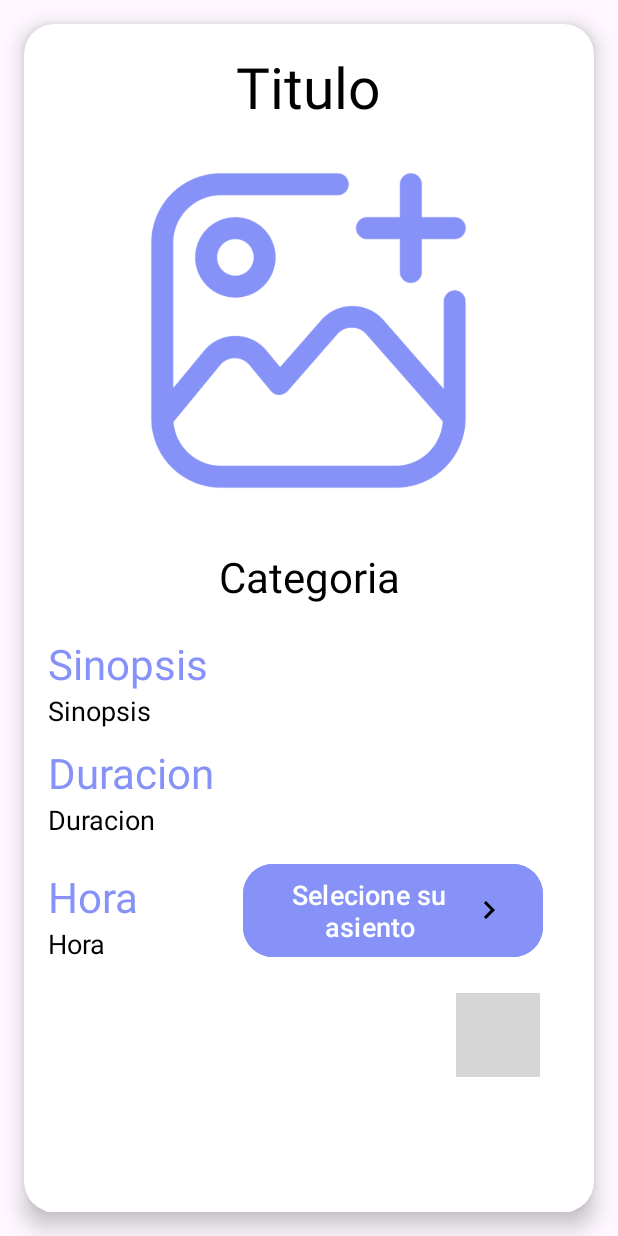
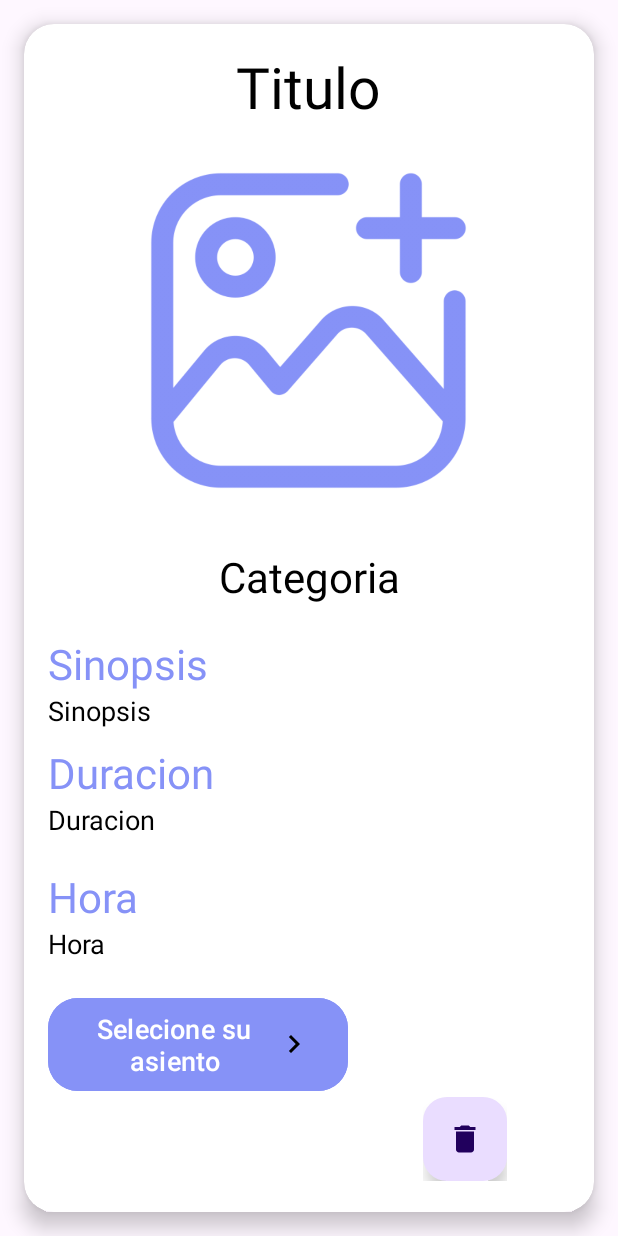
Before and after one commit to Ludwin-Castillo/Xperience, an Android app: the DetallesActivity screen opened directly, with no data from a screen before it, on a phone screen of 412 x 824 dp. Run offline under Robolectric (Android 15) with nearby library versions, the phone set to English and light mode, and no system bars; plain views replace FloatingActionButton, FloatingActionMenu; Roboto replaces fonts that are not available here; grey boxes are pictures that could not be loaded.

Commit message:
Diseño de boton

```diff
--- /dev/null
+++ b/app/src/main/res/drawable/baseline_delete_24.xml
@@ -0,0 +1,5 @@
+<vector android:height="24dp" android:tint="#FFFFFF"
+    android:viewportHeight="24" android:viewportWidth="24"
+    android:width="24dp" xmlns:android="http://schemas.android.com/apk/res/android">
+    <path android:fillColor="@android:color/white" android:pathData="M6,19c0,1.1 0.9,2 2,2h8c1.1,0 2,-0.9 2,-2V7H6v12zM19,4h-3.5l-1,-1h-5l-1,1H5v2h14V4z"/>
+</vector>
--- /dev/null
+++ b/app/src/main/res/drawable/baseline_format_list_bulleted_24.xml
@@ -0,0 +1,5 @@
+<vector android:autoMirrored="true" android:height="24dp"
+    android:tint="#3B669C" android:viewportHeight="24"
+    android:viewportWidth="24" android:width="24dp" xmlns:android="http://schemas.android.com/apk/res/android">
+    <path android:fillColor="@android:color/white" android:pathData="M4,10.5c-0.83,0 -1.5,0.67 -1.5,1.5s0.67,1.5 1.5,1.5 1.5,-0.67 1.5,-1.5 -0.67,-1.5 -1.5,-1.5zM4,4.5c-0.83,0 -1.5,0.67 -1.5,1.5S3.17,7.5 4,7.5 5.5,6.83 5.5,6 4.83,4.5 4,4.5zM4,16.5c-0.83,0 -1.5,0.68 -1.5,1.5s0.68,1.5 1.5,1.5 1.5,-0.68 1.5,-1.5 -0.67,-1.5 -1.5,-1.5zM7,19h14v-2L7,17v2zM7,13h14v-2L7,11v2zM7,5v2h14L21,5L7,5z"/>
+</vector>
--- a/app/src/main/res/layout/activity_detalles.xml
+++ b/app/src/main/res/layout/activity_detalles.xml
@@ -109,40 +109,34 @@
             android:text="Selecione su asiento"
             android:id="@+id/seleccionar"
             android:textSize="18sp"
-            android:layout_marginLeft="130dp"
             android:drawableEnd="@drawable/baseline_navigate_next_24"
             android:backgroundTint="@color/lavender"
-            android:layout_marginTop="-69dp"
+            android:layout_marginTop="20dp"
             app:cornerRadius="20dp"/>
-
-        <RelativeLayout
-            android:layout_width="match_parent"
-            android:layout_height="match_parent">
 
             <com.github.clans.fab.FloatingActionMenu
                 android:layout_width="wrap_content"
                 android:layout_height="wrap_content"
+                android:layout_alignParentEnd="true"
                 android:layout_alignParentBottom="true"
-                android:layout_alignParentEnd="true"
+                android:layout_marginEnd="21dp"
+                android:layout_marginBottom="0dp"
+                android:layout_marginStart="250dp"
+                app:menu_colorNormal="@color/lavender"
+                app:menu_colorPressed="@color/lavender"
                 app:menu_fab_size="normal"
-                android:layout_marginBottom="20dp"
-                android:layout_marginEnd="20dp"
-                app:menu_colorPressed="@color/lavender"
-                app:menu_colorNormal="@color/lavender"
                 app:menu_icon="@drawable/baseline_format_list_bulleted_24"
-                app:menu_openDirection="up"
-                app:menu_labels_showShadow="true">
+                app:menu_labels_showShadow="true"
+                app:menu_openDirection="up">
 
                 <com.github.clans.fab.FloatingActionButton
+                    android:id="@+id/deleteButton"
                     android:layout_width="wrap_content"
                     android:layout_height="wrap_content"
-                    android:id="@+id/deleteButton"
                     android:src="@drawable/baseline_delete_24"
                     app:fab_showShadow="true"
-                    app:fab_colorNormal="@color/red"
-                    app:fab_size="mini"/>
+                    app:fab_size="mini" />
             </com.github.clans.fab.FloatingActionMenu>
-        </RelativeLayout>
     </LinearLayout>
     </ScrollView>
 </androidx.cardview.widget.CardView>
```
